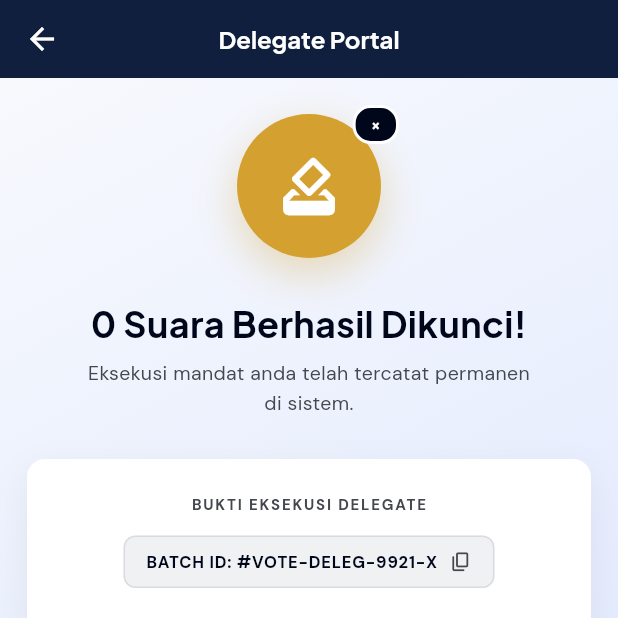
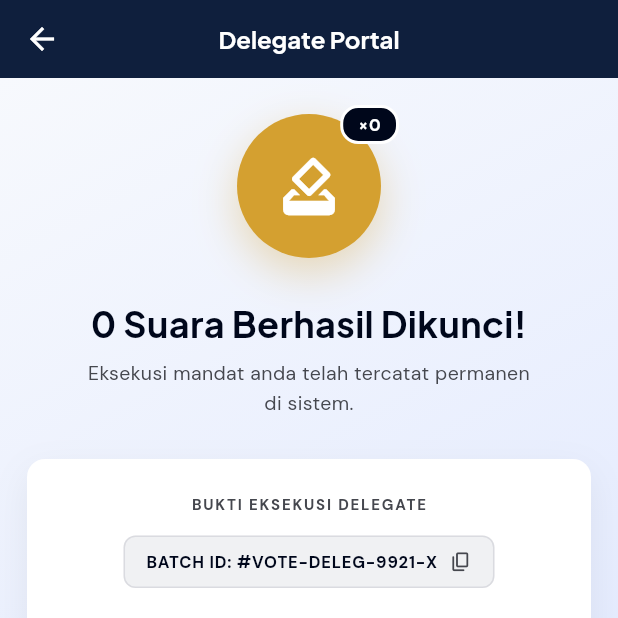
Before and after one commit to ahmmatt/VoteryxApp, a Flutter app: the DelegateVoteSuccessScreen screen opened by its route, on a phone screen of 412 x 824 dp, the top half of it. Run offline on Flutter 3.47's test engine with Material 3 defaults, Android fonts, the phone set to English and light mode, and no system bars; our stand-ins replace camera, drift, flutter_riverpod, go_router, google_fonts, image_picker and 2 more; accounts and stored records are empty; network calls fail.

Commit message:
fixxing fitur yang banyak banget

```diff
--- a/lib/core/router/app_router.dart
+++ b/lib/core/router/app_router.dart
@@ -645,7 +645,10 @@ final GoRouter appRouter = GoRouter(
       path: '/delegation/vote-success',
       name: 'delegate-vote-success',
       parentNavigatorKey: _rootNavigatorKey,
-      builder: (_, __) => const DelegateVoteSuccessScreen(),
+      builder: (_, state) {
+        final electionId = state.extra as String?;
+        return DelegateVoteSuccessScreen(electionId: electionId);
+      },
     ),
 
     // Wildcard delegation route — harus di akhir agar tidak menimpa route spesifik
--- a/lib/features/delegates/delegation/application/delegate_dashboard_provider.dart
+++ b/lib/features/delegates/delegation/application/delegate_dashboard_provider.dart
@@ -224,7 +224,20 @@ final delegateDashboardProvider = FutureProvider.autoDispose<DelegateDashboardDa
         : '';
 
     final hasVoted = votedElectionIds.contains(eId);
-    final activeMandators = mandates.where((m) => m.electionId == eId && m.status == 'active').length;
+
+    int actualVoteWeight = calculatedVotesHeld;
+    if (hasVoted) {
+      final voteRecord = rawVotes.firstWhere((v) => v['election_id'] == eId, orElse: () => <String, dynamic>{});
+      actualVoteWeight = (voteRecord['vote_weight'] as num?)?.toInt() ?? calculatedVotesHeld;
+    }
+
+    // For active elections, use the current active mandates.
+    // For past elections, we infer the number of mandators from the vote weight
+    // by subtracting the delegate's own vote weight.
+    int activeMandators = mandates.where((m) => m.electionId == eId && m.status == 'active').length;
+    if (hasVoted) {
+      activeMandators = (actualVoteWeight - myOwnVoteWeight).clamp(0, 9999);
+    }
 
     if (eStatus == 'live' && !hasVoted) {
       activeCount++;
@@ -239,7 +252,7 @@ final delegateDashboardProvider = FutureProvider.autoDispose<DelegateDashboardDa
         electionId: eId,
         title: eTitle,
         dateString: dateFormatted,
-        totalVotes: calculatedVotesHeld,
+        totalVotes: actualVoteWeight,
         totalMandators: activeMandators,
         status: 'Menunggu',
         createdAt: date,
@@ -250,7 +263,7 @@ final delegateDashboardProvider = FutureProvider.autoDispose<DelegateDashboardDa
         electionId: eId,
         title: eTitle,
         dateString: dateFormatted,
-        totalVotes: calculatedVotesHeld,
+        totalVotes: actualVoteWeight,
         totalMandators: activeMandators,
         status: 'Selesai',
         createdAt: date,
--- a/lib/features/delegates/delegation/presentation/screens/delegate_dashboard_screen.dart
+++ b/lib/features/delegates/delegation/presentation/screens/delegate_dashboard_screen.dart
@@ -72,7 +72,8 @@ class _DelegateDashboardScreenState extends ConsumerState<DelegateDashboardScree
             ),
           ),
           // Pinned bottom CTA button
-          _buildPinnedButton(data),
+          if (data.activeElectionsCount > 0 && data.urgentElectionId != null)
+            _buildPinnedButton(data),
         ],
       ),
     );
--- a/lib/features/delegates/delegation/presentation/screens/delegate_execution_history_screen.dart
+++ b/lib/features/delegates/delegation/presentation/screens/delegate_execution_history_screen.dart
@@ -208,7 +208,7 @@ class _DelegateExecutionHistoryScreenState
         if (!isSelesai) {
           context.pushNamed('delegate-vote-execution');
         } else {
-          context.pushNamed('delegate-dashboard');
+          context.pushNamed('delegate-vote-success', extra: item.electionId);
         }
       },
       child: Container(
--- a/lib/features/delegates/delegation/presentation/screens/delegate_vote_success_screen.dart
+++ b/lib/features/delegates/delegation/presentation/screens/delegate_vote_success_screen.dart
@@ -23,7 +23,8 @@ class _MandatorItem {
 /// Layar Delegate Portal — menampilkan bukti eksekusi suara yang
 /// berhasil dikunci beserta detail receipt dan QR code validasi.
 class DelegateVoteSuccessScreen extends ConsumerWidget {
-  const DelegateVoteSuccessScreen({super.key});
+  final String? electionId;
+  const DelegateVoteSuccessScreen({super.key, this.electionId});
 
   @override
   Widget build(BuildContext context, WidgetRef ref) {
@@ -31,13 +32,32 @@ class DelegateVoteSuccessScreen extends ConsumerWidget {
     final dashboardData = ref.watch(delegateDashboardProvider).valueOrNull;
     final profile = ref.watch(userProfileProvider).valueOrNull;
 
-    final int weight = state.totalWeight > 0 ? state.totalWeight : 0;
-    final String batchId = state.transactionHash ?? '#VOTE-DELEG-9921-X';
-    final String electionTitle = dashboardData?.urgentElectionTitle ?? 'Pemilihan Aktif';
+    DelegateExecutionItem? historyItem;
+    if (electionId != null && dashboardData != null) {
+      historyItem = dashboardData.executionHistory
+          .where((e) => e.electionId == electionId)
+          .firstOrNull;
+    }
+
+    final int weight = historyItem != null
+        ? historyItem.totalVotes
+        : (state.totalWeight > 0 ? state.totalWeight : 0);
+
+    final String batchId = historyItem != null
+        ? '#VOTE-DELEG-${electionId?.substring(0, 4).toUpperCase() ?? '9921'}-X'
+        : (state.transactionHash ?? '#VOTE-DELEG-9921-X');
+
+    final String electionTitle = historyItem != null
+        ? historyItem.title
+        : (dashboardData?.urgentElectionTitle ?? 'Pemilihan Aktif');
+
     final String executorName = profile?.fullName ?? 'Delegate';
 
+    final int totalMandators = historyItem != null
+        ? historyItem.totalMandators
+        : (dashboardData?.mandates.where((m) => m.status == 'active').length ?? 0);
+
     final activeMandates = dashboardData?.mandates.where((m) => m.status == 'active').toList() ?? [];
-    final totalMandators = activeMandates.length;
     return Scaffold(
       backgroundColor: AppColors.background,
       appBar: _buildAppBar(context),
@@ -53,7 +73,7 @@ class DelegateVoteSuccessScreen extends ConsumerWidget {
             crossAxisAlignment: CrossAxisAlignment.center,
             children: [
               // ── Success badge ──────────────────────────────────
-              _buildSuccessBadge(),
+              _buildSuccessBadge(weight),
               const SizedBox(height: 28),
 
               // ── Headline ───────────────────────────────────────
@@ -85,8 +105,6 @@ class DelegateVoteSuccessScreen extends ConsumerWidget {
               const SizedBox(height: 28),
 
               // ── Action buttons ─────────────────────────────────
-              _buildSaveButton(),
-              const SizedBox(height: 12),
               _buildDashboardButton(context),
               const SizedBox(height: AppSpacing.xxl),
             ],
@@ -144,7 +162,7 @@ class DelegateVoteSuccessScreen extends ConsumerWidget {
   }
 
   // ─────────────────── Success Badge ─────────────────────────────
-  Widget _buildSuccessBadge() {
+  Widget _buildSuccessBadge(int weight) {
     return Stack(
       alignment: Alignment.topRight,
       clipBehavior: Clip.none,
@@ -275,12 +293,16 @@ class DelegateVoteSuccessScreen extends ConsumerWidget {
         ),
         child: Row(
           mainAxisSize: MainAxisSize.min,
+          mainAxisAlignment: MainAxisAlignment.center,
           children: [
-            Text(
-              'BATCH ID: $batchId',
-              style: AppTypography.captionBold.copyWith(
-                color: AppColors.primary900,
-                fontSize: 11,
+            Flexible(
+              child: Text(
+                'BATCH ID: $batchId',
+                style: AppTypography.captionBold.copyWith(
+                  color: AppColors.primary900,
+                  fontSize: 11,
+                ),
+                overflow: TextOverflow.ellipsis,
               ),
             ),
             const SizedBox(width: 8),
@@ -512,45 +534,12 @@ class DelegateVoteSuccessScreen extends ConsumerWidget {
     );
   }
 
-  // ─────────────────── Action Buttons ────────────────────────────
-  Widget _buildSaveButton() {
-    return SizedBox(
-      width: double.infinity,
-      height: 52,
-      child: ElevatedButton(
-        onPressed: () {},
-        style: ElevatedButton.styleFrom(
-          backgroundColor: AppColors.goldMid,
-          foregroundColor: Colors.white,
-          elevation: 0,
-          shape: RoundedRectangleBorder(
-            borderRadius: BorderRadius.circular(AppRadius.button),
-          ),
-        ),
-        child: Row(
-          mainAxisAlignment: MainAxisAlignment.center,
-          children: [
-            const Icon(Icons.download_rounded, size: 18),
-            const SizedBox(width: 8),
-            Text(
-              'Simpan Bukti Eksekusi ke Galeri',
-              style: AppTypography.bodyMedium.copyWith(
-                color: Colors.white,
-                fontWeight: FontWeight.w700,
-              ),
-            ),
-          ],
-        ),
-      ),
-    );
-  }
-
   Widget _buildDashboardButton(BuildContext context) {
     return SizedBox(
       width: double.infinity,
       height: 52,
       child: OutlinedButton(
-        onPressed: () => context.pushNamed('delegate-history'),
+        onPressed: () => context.goNamed('delegate-dashboard'),
         style: OutlinedButton.styleFrom(
           foregroundColor: AppColors.primary900,
           side: const BorderSide(color: AppColors.primary900, width: 1.5),
```
